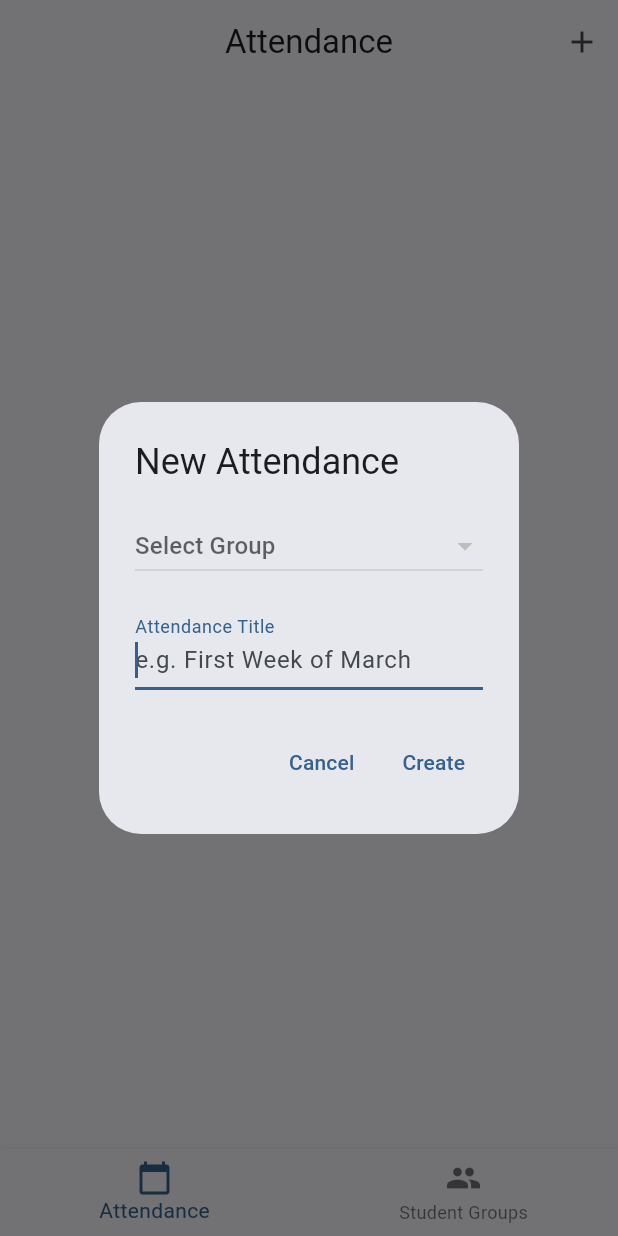
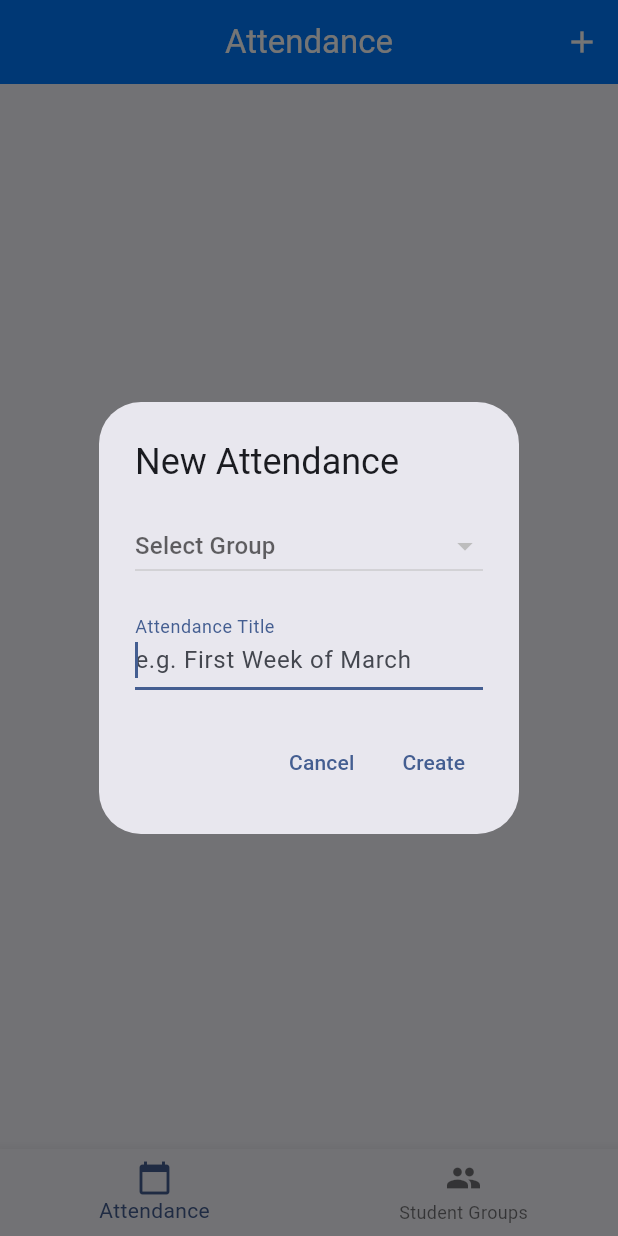
Before and after one commit to aproxacs/class_roster, a Flutter app: the screen it shows after launch, after a tap on the "add" icon, on a phone screen of 412 x 824 dp. Run offline on Flutter 3.47's test engine with Material 3 defaults, Android fonts, the phone set to English and light mode, and no system bars; our stand-ins replace csv, file_picker, get, share_plus, sqflite; accounts and stored records are empty.

Commit message:
feat: 출석부 리스트에서 그룹명과 날짜를 한 줄에 표시

```diff
--- a/lib/controllers/roster_controller.dart
+++ b/lib/controllers/roster_controller.dart
@@ -18,10 +18,11 @@ class RosterController extends GetxController {
     _rosters.assignAll(sheets);
   }
 
-  Future<void> createRoster(String title, List<Student> students) async {
+  Future<void> createRoster(String title, List<Student> students, String groupName) async {
     final roster = Roster(
       title: title,
       date: DateTime.now(),
+      groupName: groupName,
     );
     final savedRoster = await DatabaseService.instance.createRoster(roster);
     _rosters.add(savedRoster);
--- a/lib/main.dart
+++ b/lib/main.dart
@@ -19,15 +19,25 @@ class MyApp extends StatelessWidget {
       fallbackLocale: const Locale('ko', 'KR'),
       theme: ThemeData(
         colorScheme: ColorScheme.fromSeed(
-          seedColor: Colors.blue,
+          seedColor: const Color(0xFF0079FF),
           brightness: Brightness.light,
+        ),
+        appBarTheme: const AppBarTheme(
+          backgroundColor: Color(0xFF0079FF),
+          foregroundColor: Colors.white,
+          elevation: 0,
         ),
         useMaterial3: true,
       ),
       darkTheme: ThemeData(
         colorScheme: ColorScheme.fromSeed(
-          seedColor: Colors.blue,
+          seedColor: const Color(0xFF0079FF),
           brightness: Brightness.dark,
+        ),
+        appBarTheme: const AppBarTheme(
+          backgroundColor: Color(0xFF0079FF),
+          foregroundColor: Colors.white,
+          elevation: 0,
         ),
         useMaterial3: true,
       ),
--- a/lib/models/roster.dart
+++ b/lib/models/roster.dart
@@ -15,12 +15,14 @@ class Roster {
   final String title;
   final DateTime date;
   final RosterStatus status;
+  final String groupName;
 
   Roster({
     this.id,
     required this.title,
     required this.date,
     this.status = RosterStatus.open,
+    required this.groupName,
   });
 
   Roster copyWith({
@@ -28,12 +30,14 @@ class Roster {
     String? title,
     DateTime? date,
     RosterStatus? status,
+    String? groupName,
   }) {
     return Roster(
       id: id ?? this.id,
       title: title ?? this.title,
       date: date ?? this.date,
       status: status ?? this.status,
+      groupName: groupName ?? this.groupName,
     );
   }
 
@@ -43,6 +47,7 @@ class Roster {
       'title': title,
       'date': date.toIso8601String(),
       'status': status.toString().split('.').last,
+      'group_name': groupName,
     };
   }
 
@@ -55,6 +60,7 @@ class Roster {
         (e) => e.toString().split('.').last == map['status'],
         orElse: () => RosterStatus.open,
       ),
+      groupName: map['group_name'],
     );
   }
 }
--- a/lib/screens/group_detail_screen.dart
+++ b/lib/screens/group_detail_screen.dart
@@ -259,6 +259,7 @@ class GroupDetailScreen extends StatelessWidget {
                                   rosterController.createRoster(
                                     titleController.text,
                                     studentController.students,
+                                    group.name,
                                   );
                                   Get.back();
                                   Get.off(() => const AttendanceHistoryScreen());
```
Also changed, not shown: lib/screens/attendance_history_screen.dart (+15 -2 lines), lib/services/database_service.dart (+32 -1 lines).
